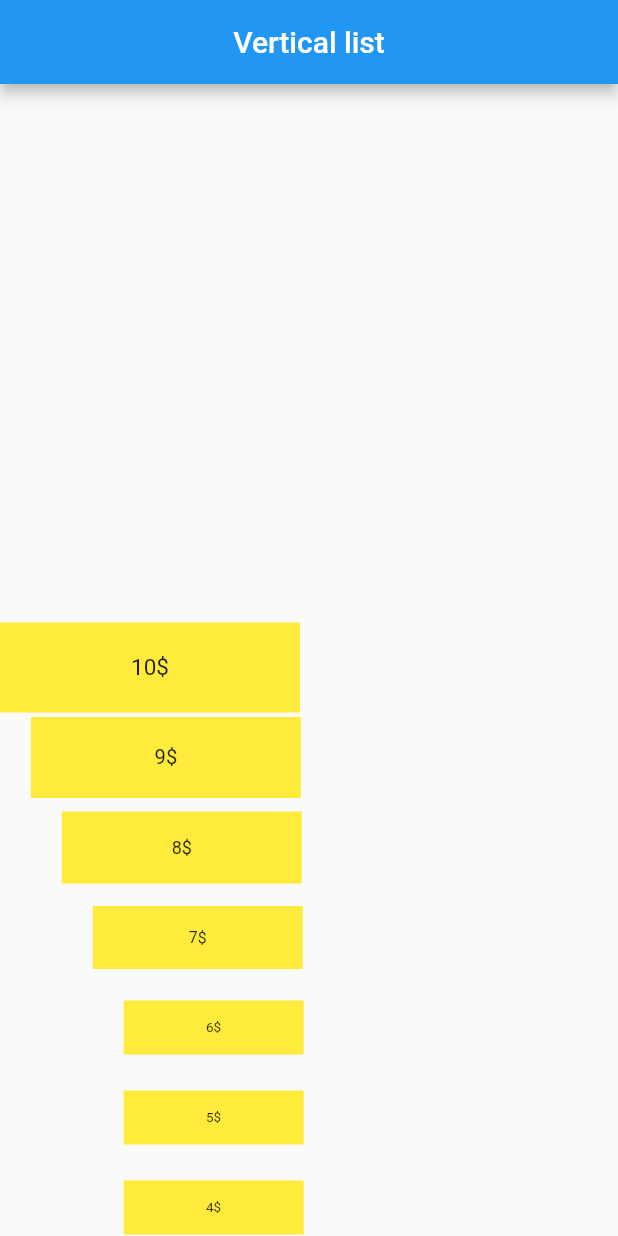
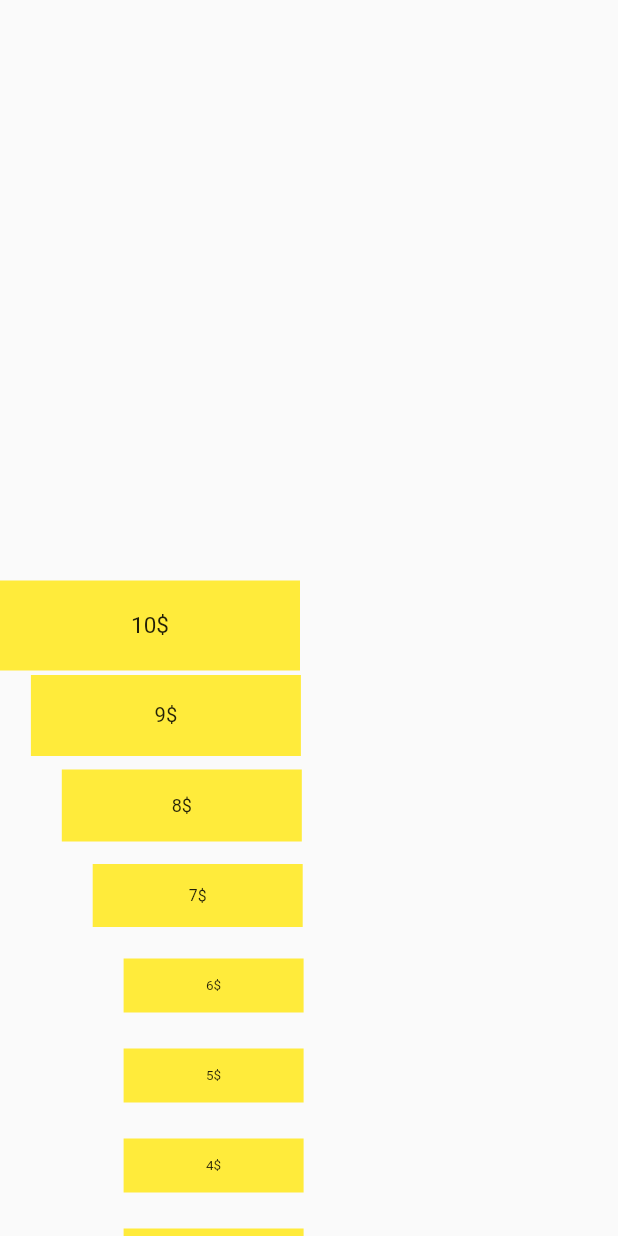
Before and after one commit to sench32/scroll_try, a Flutter app: the screen it shows after launch, on a phone screen of 412 x 824 dp. Run offline on Flutter 3.47's test engine with Material 2 defaults, Android fonts, the phone set to English and light mode, and no system bars; drawn by our look-alikes of scroll_snap_list.

Commit message:
delet AppBar

```diff
--- a/lib/carousel.dart
+++ b/lib/carousel.dart
@@ -43,13 +43,6 @@ class _MyHomePageState extends State<MyCarouselPage> {
   @override
   Widget build(BuildContext context) {
     return Scaffold(
-      appBar: AppBar(
-        title: Text(
-          'Vertical list',
-          style: TextStyle(color: Colors.white),
-        ),
-        centerTitle: true,
-      ),
       body: Container(
         child: Row(
           children: [
```
